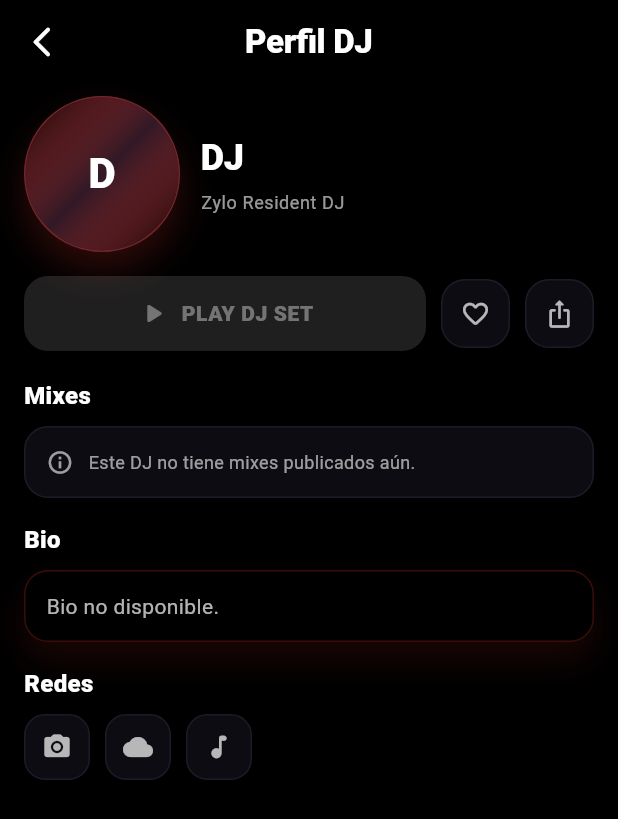
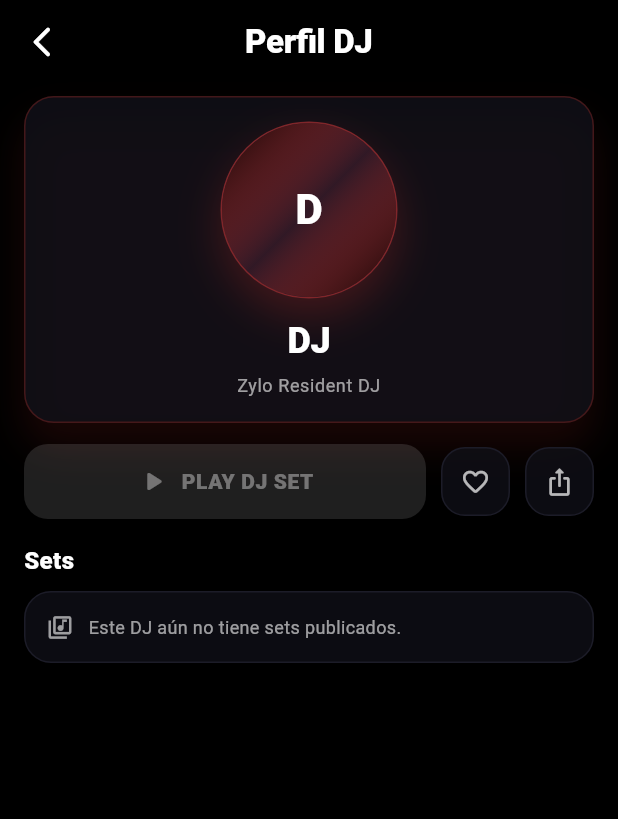
Before and after one commit to jbsbookme/Zylofm, a Flutter app: the DJProfileScreen screen opened directly with empty values, on a phone screen of 412 x 824 dp. Shown: the top 819 px of the screen. Run offline on Flutter 3.47's test engine with Material 3 defaults, Android fonts, the phone set to English and light mode, and no system bars; our stand-ins replace audio_service, just_audio, rxdart; missing offline and left inert: audio_session; network calls fail; statements that could not run were skipped.

Commit message:
PASO 6: DJ Profile mixes gallery (UI only)

```diff
--- a/lib/screens/dj_profile_screen.dart
+++ b/lib/screens/dj_profile_screen.dart
@@ -62,13 +62,7 @@ class _DJProfileScreenState extends State<DJProfileScreen> with SingleTickerProv
         future: _contentFuture,
         builder: (context, snapshot) {
           if (snapshot.connectionState != ConnectionState.done) {
-            return const Center(
-              child: SizedBox(
-                width: 22,
-                height: 22,
-                child: CircularProgressIndicator(strokeWidth: 2),
-              ),
-            );
+            return _buildSkeletonPage(context);
           }
 
           final content = snapshot.data;
@@ -95,26 +89,15 @@ class _DJProfileScreenState extends State<DJProfileScreen> with SingleTickerProv
                   crossAxisAlignment: CrossAxisAlignment.start,
                   children: [
                     _buildHeader(context, dj),
-                    const SizedBox(height: 16),
+                    const SizedBox(height: 14),
                     _buildPrimaryActions(context, dj, mixes),
-                    const SizedBox(height: 20),
-                    _buildSectionTitle('Mixes'),
+                    const SizedBox(height: 18),
+                    _buildSectionTitle('Sets'),
                     const SizedBox(height: 10),
                     if (mixes.isEmpty)
-                      _buildInlineEmpty('Este DJ no tiene mixes publicados aún.')
+                      _buildEmptySets()
                     else
-                      ...mixes.map((m) => Padding(
-                            padding: const EdgeInsets.only(bottom: 10),
-                            child: _buildMixRow(context, m),
-                          )),
-                    const SizedBox(height: 18),
-                    _buildSectionTitle('Bio'),
-                    const SizedBox(height: 10),
-                    _buildBioCard(dj),
-                    const SizedBox(height: 18),
-                    _buildSectionTitle('Redes'),
-                    const SizedBox(height: 10),
-                    _buildSocialRow(),
+                      _buildMixGallery(context, mixes),
                   ],
                 ),
               ),
@@ -122,6 +105,110 @@ class _DJProfileScreenState extends State<DJProfileScreen> with SingleTickerProv
           );
         },
       ),
+    );
+  }
+
+  Widget _buildSkeletonPage(BuildContext context) {
+    return SingleChildScrollView(
+      padding: const EdgeInsets.fromLTRB(16, 12, 16, 20),
+      child: Column(
+        crossAxisAlignment: CrossAxisAlignment.start,
+        children: [
+          _buildSkeletonHeader(),
+          const SizedBox(height: 14),
+          _buildSkeletonActions(),
+          const SizedBox(height: 18),
+          _buildSectionTitle('Sets'),
+          const SizedBox(height: 10),
+          _buildSkeletonGrid(),
+        ],
+      ),
+    );
+  }
+
+  Widget _skeletonBox({
+    required double width,
+    required double height,
+    BorderRadius? radius,
+  }) {
+    return Container(
+      width: width,
+      height: height,
+      decoration: BoxDecoration(
+        color: Colors.white.withAlphaF(0.06),
+        borderRadius: radius ?? BorderRadius.circular(14),
+        border: Border.all(color: Colors.white.withAlphaF(0.06)),
+      ),
+    );
+  }
+
+  Widget _buildSkeletonHeader() {
+    return Container(
+      width: double.infinity,
+      padding: const EdgeInsets.fromLTRB(14, 16, 14, 16),
+      decoration: BoxDecoration(
+        color: ZyloColors.panel.withAlphaF(0.78),
+        borderRadius: BorderRadius.circular(20),
+        border: Border.all(color: _djRed.withAlphaF(0.18)),
+      ),
+      child: Column(
+        children: [
+          Container(
+            width: 118,
+            height: 118,
+            decoration: BoxDecoration(
+              shape: BoxShape.circle,
+              color: Colors.white.withAlphaF(0.06),
+              border: Border.all(color: _djRed.withAlphaF(0.22)),
+            ),
+          ),
+          const SizedBox(height: 12),
+          _skeletonBox(width: 170, height: 18, radius: BorderRadius.circular(10)),
+          const SizedBox(height: 10),
+          _skeletonBox(width: 240, height: 12, radius: BorderRadius.circular(10)),
+          const SizedBox(height: 8),
+          _skeletonBox(width: 220, height: 12, radius: BorderRadius.circular(10)),
+        ],
+      ),
+    );
+  }
+
+  Widget _buildSkeletonActions() {
+    return Row(
+      children: [
+        Expanded(
+          child: _skeletonBox(width: double.infinity, height: 50, radius: BorderRadius.circular(16)),
+        ),
+        const SizedBox(width: 10),
+        _skeletonBox(width: 46, height: 46, radius: BorderRadius.circular(16)),
+        const SizedBox(width: 10),
+        _skeletonBox(width: 46, height: 46, radius: BorderRadius.circular(16)),
+      ],
+    );
+  }
+
+  Widget _buildSkeletonGrid() {
+    return LayoutBuilder(
+      builder: (context, constraints) {
+        final w = constraints.maxWidth;
+        final isGrid = w >= 430;
+        final cols = isGrid ? 2 : 1;
+        const spacing = 12.0;
+        final tileW = (w - (spacing * (cols - 1))) / cols;
+        final tileH = isGrid ? (tileW * 0.92) : 96.0;
+
+        return Wrap(
+          spacing: spacing,
+          runSpacing: spacing,
+          children: List.generate(4, (i) {
+            return _skeletonBox(
+              width: tileW,
+              height: tileH,
+              radius: BorderRadius.circular(18),
+            );
+          }),
+        );
+      },
     );
   }
 
@@ -154,15 +241,28 @@ class _DJProfileScreenState extends State<DJProfileScreen> with SingleTickerProv
   }
 
   Widget _buildHeader(BuildContext context, AdminDj dj) {
-    return Row(
+    final bio = dj.blurb.trim();
+
+    return Container(
+      width: double.infinity,
+      padding: const EdgeInsets.fromLTRB(14, 16, 14, 16),
+      decoration: BoxDecoration(
+        color: ZyloColors.panel.withAlphaF(0.82),
+        borderRadius: BorderRadius.circular(20),
+        border: Border.all(color: _djRed.withAlphaF(0.22)),
+        boxShadow: [
+          BoxShadow(
+            color: _djRed.withAlphaF(0.10),
+            blurRadius: 22,
+            offset: const Offset(0, 16),
+          ),
+        ],
+      ),
+      child: Column(
         crossAxisAlignment: CrossAxisAlignment.center,
         children: [
           _buildAvatar(dj),
-        const SizedBox(width: 14),
-        Expanded(
-          child: Column(
-            crossAxisAlignment: CrossAxisAlignment.start,
-            children: [
+          const SizedBox(height: 12),
           Text(
             dj.name,
             style: Theme.of(context).textTheme.headlineSmall?.copyWith(
@@ -171,33 +271,42 @@ class _DJProfileScreenState extends State<DJProfileScreen> with SingleTickerProv
                 ),
             maxLines: 1,
             overflow: TextOverflow.ellipsis,
+            textAlign: TextAlign.center,
           ),
           const SizedBox(height: 6),
+          if (bio.isNotEmpty)
+            Text(
+              bio,
+              style: Theme.of(context).textTheme.bodySmall?.copyWith(color: Colors.white70, height: 1.25),
+              maxLines: 2,
+              overflow: TextOverflow.ellipsis,
+              textAlign: TextAlign.center,
+            )
+          else
             Text(
               'Zylo Resident DJ',
               style: Theme.of(context).textTheme.bodySmall?.copyWith(color: Colors.white60),
               maxLines: 1,
               overflow: TextOverflow.ellipsis,
+              textAlign: TextAlign.center,
             ),
         ],
       ),
-        ),
-      ],
     );
   }
 
   Widget _buildAvatar(AdminDj dj) {
     return Container(
-      width: 104,
-      height: 104,
+      width: 118,
+      height: 118,
       decoration: BoxDecoration(
         shape: BoxShape.circle,
         color: ZyloColors.panel2,
-        border: Border.all(color: _djRed.withAlphaF(0.42), width: 1),
+        border: Border.all(color: _djRed.withAlphaF(0.46), width: 1),
         boxShadow: [
           BoxShadow(
-            color: _djRed.withAlphaF(0.18),
-            blurRadius: 20,
+            color: _djRed.withAlphaF(0.20),
+            blurRadius: 24,
             offset: const Offset(0, 12),
           ),
         ],
@@ -306,55 +415,23 @@ class _DJProfileScreenState extends State<DJProfileScreen> with SingleTickerProv
     );
   }
 
-  Widget _buildMixRow(BuildContext context, AdminMix mix) {
+  Widget _buildEmptySets() {
     return Container(
-      padding: const EdgeInsets.symmetric(horizontal: 12, vertical: 12),
+      width: double.infinity,
+      padding: const EdgeInsets.symmetric(horizontal: 14, vertical: 14),
       decoration: BoxDecoration(
-        color: ZyloColors.panel.withAlphaF(0.82),
+        color: ZyloColors.panel.withAlphaF(0.75),
         borderRadius: BorderRadius.circular(18),
         border: Border.all(color: const Color(0xFF1C1C28)),
       ),
-      child: Row(
+      child: const Row(
         children: [
-          _buildMixCover(mix),
-          const SizedBox(width: 12),
+          Icon(Icons.library_music_outlined, color: Colors.white60, size: 18),
+          SizedBox(width: 10),
           Expanded(
-            child: Column(
-              crossAxisAlignment: CrossAxisAlignment.start,
-              children: [
-                Text(
-                  mix.title,
-                  style: const TextStyle(fontWeight: FontWeight.w900, color: Colors.white),
-                  maxLines: 1,
-                  overflow: TextOverflow.ellipsis,
-                ),
-                const SizedBox(height: 4),
-                Text(
-                  mix.formattedDuration,
-                  style: const TextStyle(color: Colors.white60, fontSize: 12, fontWeight: FontWeight.w700),
-                ),
-              ],
-            ),
-          ),
-          const SizedBox(width: 10),
-          Container(
-            width: 44,
-            height: 44,
-            decoration: BoxDecoration(
-              shape: BoxShape.circle,
-              color: _djRed.withAlphaF(0.18),
-              border: Border.all(color: _djRed.withAlphaF(0.35)),
-              boxShadow: [
-                BoxShadow(
-                  color: _djRed.withAlphaF(0.16),
-                  blurRadius: 16,
-                  offset: const Offset(0, 10),
-                ),
-              ],
-            ),
-            child: IconButton(
-              icon: const Icon(Icons.play_arrow_rounded, color: Colors.white, size: 26),
-              onPressed: () => _playMix(context, mix),
+            child: Text(
+              'Este DJ aún no tiene sets publicados.',
+              style: TextStyle(color: Colors.white60, fontSize: 12),
             ),
           ),
         ],
@@ -362,101 +439,162 @@ class _DJProfileScreenState extends State<DJProfileScreen> with SingleTickerProv
     );
   }
 
-  Widget _buildMixCover(AdminMix mix) {
-    return Container(
-      width: 46,
-      height: 46,
+  Widget _buildMixGallery(BuildContext context, List<AdminMix> mixes) {
+    return LayoutBuilder(
+      builder: (context, constraints) {
+        final w = constraints.maxWidth;
+        final isGrid = w >= 430;
+        final cols = isGrid ? 2 : 1;
+
+        return GridView.builder(
+          shrinkWrap: true,
+          physics: const NeverScrollableScrollPhysics(),
+          gridDelegate: SliverGridDelegateWithFixedCrossAxisCount(
+            crossAxisCount: cols,
+            crossAxisSpacing: 12,
+            mainAxisSpacing: 12,
+            childAspectRatio: isGrid ? 1.10 : 3.15,
+          ),
+          itemCount: mixes.length,
+          itemBuilder: (context, index) {
+            final mix = mixes[index];
+            return _buildMixCard(context, mix, dense: !isGrid);
+          },
+        );
+      },
+    );
+  }
+
+  Widget _buildMixCard(BuildContext context, AdminMix mix, {required bool dense}) {
+    final radius = BorderRadius.circular(18);
+
+    return InkWell(
+      onTap: () => _playMix(context, mix),
+      borderRadius: radius,
+      child: Container(
         decoration: BoxDecoration(
-        borderRadius: BorderRadius.circular(14),
-        color: ZyloColors.panel2,
-        border: Border.all(color: Colors.white.withAlphaF(0.08)),
+          color: ZyloColors.panel.withAlphaF(0.82),
+          borderRadius: radius,
+          border: Border.all(color: const Color(0xFF1C1C28)),
         ),
+        child: Stack(
+          children: [
+            Positioned.fill(
               child: ClipRRect(
-        borderRadius: BorderRadius.circular(14),
+                borderRadius: radius,
                 child: mix.coverUrl != null && mix.coverUrl!.trim().isNotEmpty
                     ? Image.network(
                         mix.coverUrl!,
                         fit: BoxFit.cover,
-                errorBuilder: (_, __, ___) => const Icon(Icons.music_note, color: Colors.white38, size: 22),
+                        errorBuilder: (_, __, ___) => _buildCoverFallback(),
                       )
-            : const Icon(Icons.music_note, color: Colors.white38, size: 22),
+                    : _buildCoverFallback(),
+              ),
+            ),
+            Positioned.fill(
+              child: DecoratedBox(
+                decoration: BoxDecoration(
+                  borderRadius: radius,
+                  gradient: LinearGradient(
+                    begin: Alignment.topCenter,
+                    end: Alignment.bottomCenter,
+                    colors: [
+                      Colors.black.withAlphaF(dense ? 0.35 : 0.15),
+                      Colors.black.withAlphaF(0.75),
+                    ],
+                  ),
+                ),
+              ),
+            ),
+            Positioned(
+              right: 10,
+              top: 10,
+              child: _buildPlayPuck(onPressed: () => _playMix(context, mix)),
+            ),
+            Positioned(
+              left: 12,
+              right: 12,
+              bottom: 12,
+              child: Column(
+                crossAxisAlignment: CrossAxisAlignment.start,
+                children: [
+                  Text(
+                    mix.title,
+                    style: const TextStyle(
+                      fontWeight: FontWeight.w900,
+                      color: Colors.white,
+                      fontSize: 14,
+                    ),
+                    maxLines: dense ? 1 : 2,
+                    overflow: TextOverflow.ellipsis,
+                  ),
+                  const SizedBox(height: 6),
+                  Row(
+                    children: [
+                      Container(
+                        padding: const EdgeInsets.symmetric(horizontal: 10, vertical: 6),
+                        decoration: BoxDecoration(
+                          color: Colors.black.withAlphaF(0.55),
+                          borderRadius: BorderRadius.circular(999),
+                          border: Border.all(color: _djRed.withAlphaF(0.24)),
+                        ),
+                        child: Text(
+                          mix.formattedDuration,
+                          style: const TextStyle(
+                            color: Colors.white70,
+                            fontSize: 12,
+                            fontWeight: FontWeight.w800,
+                          ),
+                        ),
+                      ),
+                      const SizedBox(width: 10),
+                      Expanded(
+                        child: Text(
+                          mix.djName,
+                          style: const TextStyle(color: Colors.white60, fontSize: 12, fontWeight: FontWeight.w700),
+                          maxLines: 1,
+                          overflow: TextOverflow.ellipsis,
+                        ),
+                      ),
+                    ],
+                  ),
+                ],
+              ),
+            ),
+          ],
+        ),
       ),
     );
   }
 
-  Widget _buildBioCard(AdminDj dj) {
-    final bio = dj.blurb.trim().isEmpty ? 'Bio no disponible.' : dj.blurb.trim();
+  Widget _buildCoverFallback() {
     return Container(
-      width: double.infinity,
-      padding: const EdgeInsets.symmetric(horizontal: 14, vertical: 14),
+      color: ZyloColors.panel2,
+      child: const Center(
+        child: Icon(Icons.music_note_rounded, color: Colors.white38, size: 28),
+      ),
+    );
+  }
+
+  Widget _buildPlayPuck({required VoidCallback onPressed}) {
+    return Container(
+      width: 44,
+      height: 44,
       decoration: BoxDecoration(
-        color: Colors.black,
-        borderRadius: BorderRadius.circular(16),
-        border: Border.all(color: _djRed.withAlphaF(0.22)),
+        shape: BoxShape.circle,
+        color: _djRed.withAlphaF(0.20),
+        border: Border.all(color: _djRed.withAlphaF(0.40)),
         boxShadow: [
           BoxShadow(
-            color: _djRed.withAlphaF(0.10),
+            color: _djRed.withAlphaF(0.18),
             blurRadius: 18,
             offset: const Offset(0, 12),
           ),
         ],
       ),
-      child: Text(
-        bio,
-        maxLines: 3,
-        overflow: TextOverflow.ellipsis,
-        style: const TextStyle(color: Colors.white70, height: 1.3),
-      ),
-    );
-  }
-
-  Widget _buildInlineEmpty(String text) {
-    return Container(
-      padding: const EdgeInsets.symmetric(horizontal: 14, vertical: 14),
-      decoration: BoxDecoration(
-        color: ZyloColors.panel.withAlphaF(0.75),
-        borderRadius: BorderRadius.circular(16),
-        border: Border.all(color: const Color(0xFF1C1C28)),
-      ),
-      child: Row(
-        children: [
-          const Icon(Icons.info_outline, color: Colors.white60, size: 18),
-          const SizedBox(width: 10),
-          Expanded(
-            child: Text(
-              text,
-              style: const TextStyle(color: Colors.white60, fontSize: 12),
-            ),
-          ),
-        ],
-      ),
-    );
-  }
-
-  Widget _buildSocialRow() {
-    return Row(
-      children: [
-        _socialIcon(Icons.camera_alt_rounded, 'Instagram'),
-        const SizedBox(width: 10),
-        _socialIcon(Icons.cloud_rounded, 'SoundCloud'),
-        const SizedBox(width: 10),
-        _socialIcon(Icons.music_note_rounded, 'Spotify'),
-      ],
-    );
-  }
-
-  Widget _socialIcon(IconData icon, String label) {
-    return Tooltip(
-      message: label,
-      child: Container(
-        width: 44,
-        height: 44,
-        decoration: BoxDecoration(
-          color: ZyloColors.panel.withAlphaF(0.75),
-          borderRadius: BorderRadius.circular(14),
-          border: Border.all(color: const Color(0xFF1C1C28)),
-        ),
-        child: Icon(icon, color: Colors.white70, size: 20),
+      child: IconButton(
+        icon: const Icon(Icons.play_arrow_rounded, color: Colors.white, size: 26),
+        onPressed: onPressed,
       ),
     );
   }
```
Lines whose indentation alone changed are shown as unchanged.
